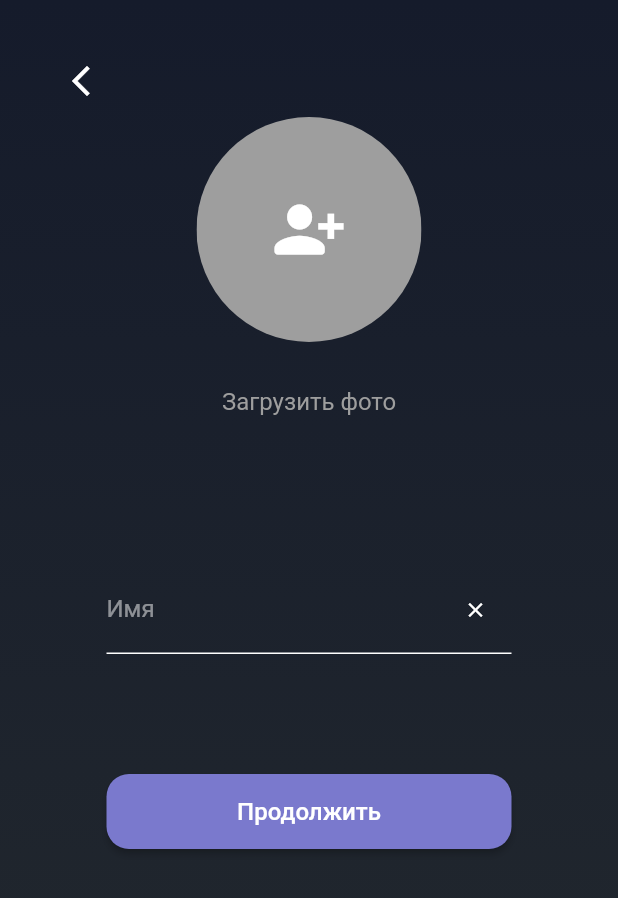
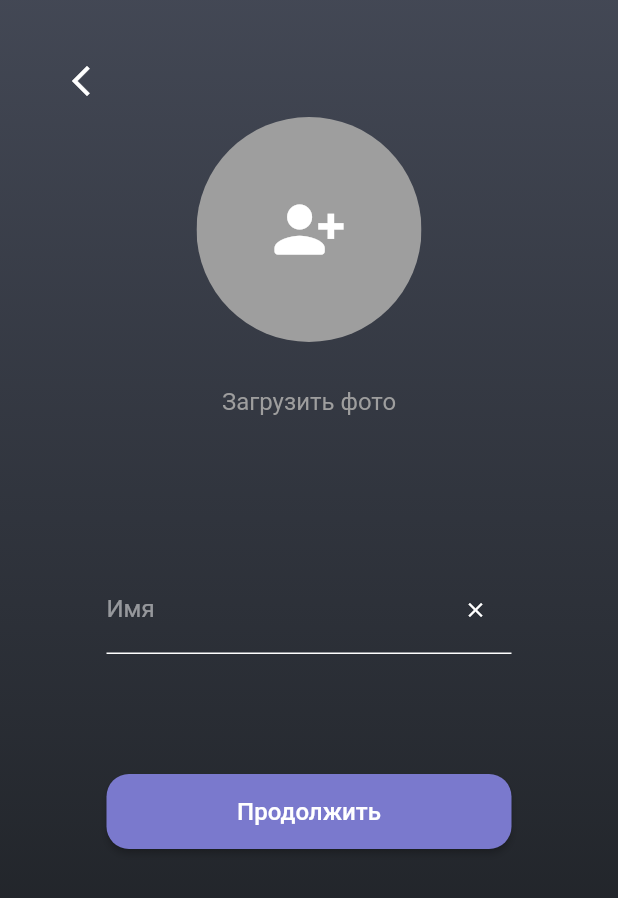
Before and after one commit to inikx/errand, a Flutter app: the RegistrationPage screen opened directly, after a tap on "Продолжить", on a phone screen of 412 x 824 dp. Shown: the top 898 px of the screen. Run offline on Flutter 3.47's test engine with Material 2 defaults, Android fonts, the phone set to English and light mode, and no system bars; our stand-ins replace bloc, flutter_bloc, flutter_secure_storage; missing offline and left inert: assorted_layout_widgets; accounts and stored records are empty; Roboto replaces fonts that are missing (Rubik); statements that could not run were skipped.

Commit message:
Add high quality gradient

```diff
--- a/tasker_app/lib/presentation/pages/registration.dart
+++ b/tasker_app/lib/presentation/pages/registration.dart
@@ -12,15 +12,15 @@ class RegistrationPage extends StatelessWidget {
         body: Scaffold(
       body: SafeArea(
         child: Container(
-            decoration: const BoxDecoration(
+            decoration: BoxDecoration(
               gradient: LinearGradient(
                   colors: [
-                    Color(0xFF151B2B),
-                    Color(0xFF22282E),
+                    const Color(0xFF151B2B).withOpacity(0.8),
+                    const Color(0xFF1B1E21),
                   ],
-                  begin: FractionalOffset(0.0, 0.0),
-                  end: FractionalOffset(0.0, 0.9),
-                  stops: [0.0, 1.0],
+                  begin: const FractionalOffset(0.0, 0.0),
+                  end: const FractionalOffset(0.0, 0.9),
+                  stops: const [0.0, 1.0],
                   tileMode: TileMode.clamp),
             ),
             child: Container(
--- a/tasker_app/lib/presentation/pages/registration2.dart
+++ b/tasker_app/lib/presentation/pages/registration2.dart
@@ -9,15 +9,15 @@ class RegistrationPage2 extends StatelessWidget {
     return Scaffold(
         body: SafeArea(
       child: Container(
-          decoration: const BoxDecoration(
+          decoration: BoxDecoration(
             gradient: LinearGradient(
                 colors: [
-                  Color(0xFF151B2B),
-                  Color(0xFF22282E),
+                  const Color(0xFF151B2B).withOpacity(0.8),
+                  const Color(0xFF1B1E21),
                 ],
-                begin: FractionalOffset(0.0, 0.0),
-                end: FractionalOffset(0.0, 0.9),
-                stops: [0.0, 1.0],
+                begin: const FractionalOffset(0.0, 0.0),
+                end: const FractionalOffset(0.0, 0.9),
+                stops: const [0.0, 1.0],
                 tileMode: TileMode.clamp),
           ),
           child: Container(
```
Also changed, not shown: tasker_app/lib/presentation/pages/login.dart (+6 -7 lines).
